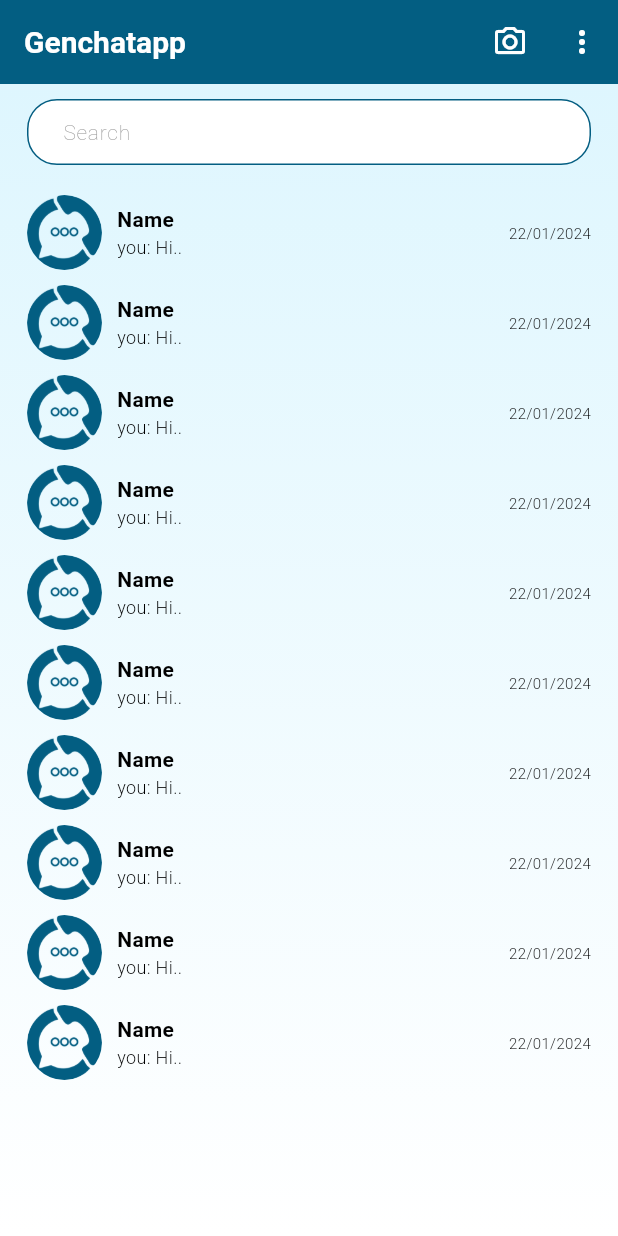
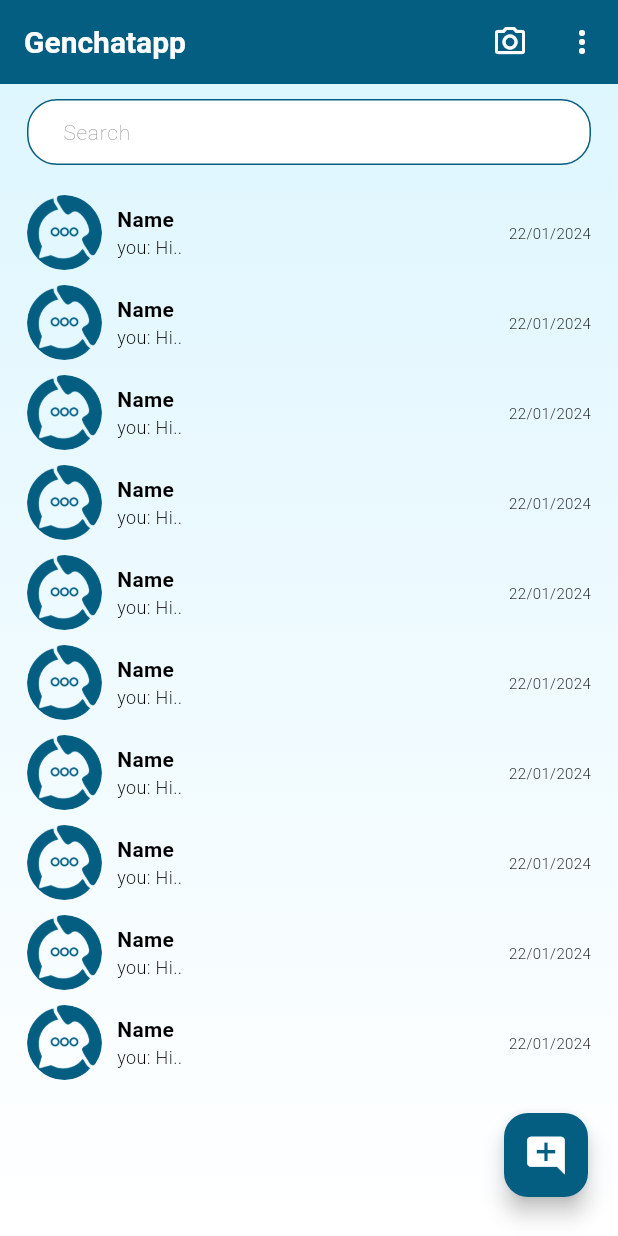
Before and after one commit to Rohit-ChauhanRC/genchatapp, a Flutter app: the ChatsView screen opened by its route, on a phone screen of 412 x 824 dp. Run offline on Flutter 3.47's test engine with Material 3 defaults, Android fonts, the phone set to English and light mode, and no system bars; our stand-ins replace cloud_firestore, country_picker, firebase_core, firebase_storage, flutter_contacts, get and 4 more; missing offline and left inert: tenor_flutter; accounts and stored records are empty.

```diff
--- a/lib/app/modules/chats/views/chats_view.dart
+++ b/lib/app/modules/chats/views/chats_view.dart
@@ -55,7 +55,9 @@ class ChatsView extends GetView<ChatsController> {
         ],
       ),
       body: GradientContainer(
-        child: Padding(
+        child: Stack(
+          children: [
+            Padding(
               padding: const EdgeInsets.symmetric(horizontal: 18, vertical: 10),
               child: Column(
                 children: [
@@ -168,6 +170,19 @@ class ChatsView extends GetView<ChatsController> {
                 ],
               ),
             ),
+            Positioned(
+                bottom: 26,
+                right: 20,
+                child: FloatingActionButton(
+                  onPressed: (){
+                    Get.toNamed(Routes.SELECT_CONTACTS);
+                  },
+                  child: Icon(Icons.add_comment, color: whiteColor, size: 30,),
+                  backgroundColor: textBarColor,
+                )
+            )
+          ],
+        ),
       ),
     );
   }
--- a/lib/app/routes/app_pages.dart
+++ b/lib/app/routes/app_pages.dart
@@ -12,6 +12,8 @@ import '../modules/landing/bindings/landing_binding.dart';
 import '../modules/landing/views/landing_view.dart';
 import '../modules/otp/bindings/otp_binding.dart';
 import '../modules/otp/views/otp_view.dart';
+import '../modules/select_contacts/bindings/select_contacts_binding.dart';
+import '../modules/select_contacts/views/select_contacts_view.dart';
 import '../modules/singleChat/bindings/single_chat_binding.dart';
 import '../modules/singleChat/views/single_chat_view.dart';
 import '../modules/splash/bindings/splash_binding.dart';
@@ -78,5 +80,10 @@ class AppPages {
       page: () => const SingleChatView(),
       binding: SingleChatBinding(),
     ),
+    GetPage(
+      name: _Paths.SELECT_CONTACTS,
+      page: () => const SelectContactsView(),
+      binding: SelectContactsBinding(),
+    ),
   ];
 }
--- a/lib/app/routes/app_routes.dart
+++ b/lib/app/routes/app_routes.dart
@@ -13,6 +13,7 @@ abstract class Routes {
   static const UPDATES = _Paths.UPDATES;
   static const CALL = _Paths.CALL;
   static const SINGLE_CHAT = _Paths.SINGLE_CHAT;
+  static const SELECT_CONTACTS = _Paths.SELECT_CONTACTS;
 }
 
 abstract class _Paths {
@@ -27,4 +28,5 @@ abstract class _Paths {
   static const UPDATES = '/updates';
   static const CALL = '/call';
   static const SINGLE_CHAT = '/single-chat';
+  static const SELECT_CONTACTS = '/select-contacts';
 }
```
Also changed, not shown: lib/app/modules/select_contacts/bindings/select_contacts_binding.dart (added, +12 -0 lines), lib/app/modules/select_contacts/controllers/select_contacts_controller.dart (added, +127 -0 lines), lib/app/modules/select_contacts/views/select_contacts_view.dart (added, +86 -0 lines). Lines whose indentation alone changed are shown as unchanged.
